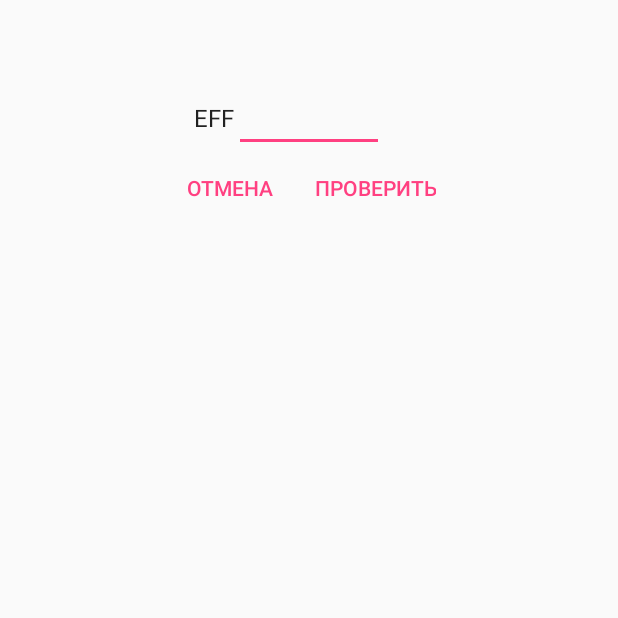
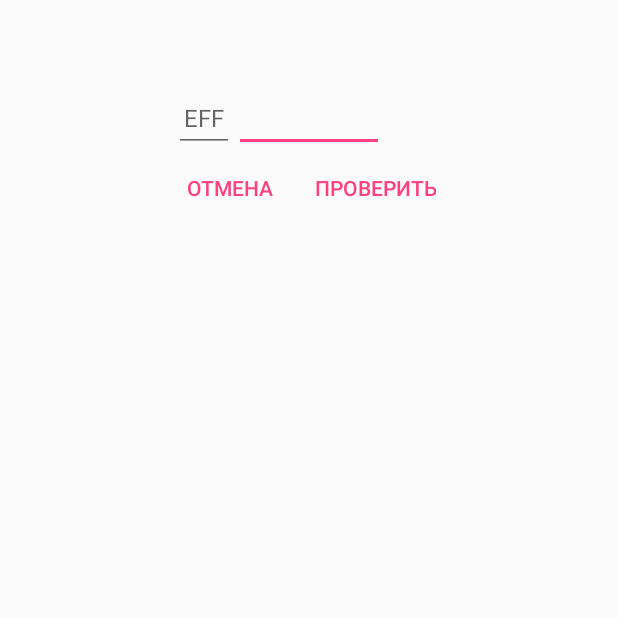
Before and after one commit to cab404/ticketChecker, an Android app: the fragment EnterCodeFragment shown on its own in the app's theme, on a phone screen of 412 x 824 dp, the part 542-1160 px from its top. Run offline under Robolectric (Android 15) with nearby library versions, the phone set to English and light mode, and no system bars; libraries missing offline, so code that uses them is left out: kotlinx.coroutines.experimental; 1 statement that could not run was skipped.

Commit message:
Variable prefix code

```diff
--- a/app/src/main/java/ru/cab404/ticketchecker/fragments/EnterCodeFragment.kt
+++ b/app/src/main/java/ru/cab404/ticketchecker/fragments/EnterCodeFragment.kt
@@ -1,6 +1,8 @@
 package ru.cab404.ticketchecker.fragments
 
 import android.os.Bundle
+import android.text.Editable
+import android.text.TextWatcher
 import android.view.View
 import android.view.inputmethod.EditorInfo
 import kotlinx.android.synthetic.main.fragment_enter_text.*
@@ -24,12 +26,27 @@ class EnterCodeFragment : BaseFragment(layout = R.layout.fragment_enter_text) {
 
 
     fun checkCode() {
-        if (vCode.text.length == 8)
-            listener?.onCodeGot("eff" + vCode.text.toString())
+        if (vCode.text.length == 8 && vCodePrefix.text.length == 3) {
+            val prefix = vCodePrefix.text.toString()
+            // saving code prefix
+            context
+                    ?.getSharedPreferences("prefix_s", 0)
+                    ?.edit()
+                    ?.putString("prefix", prefix)
+                    ?.apply()
+            val code = vCode.text.toString()
+            listener?.onCodeGot(prefix + code)
+        }
     }
 
     override fun onViewCreated(view: View, savedInstanceState: Bundle?) {
         super.onViewCreated(view, savedInstanceState)
+
+        context
+                ?.getSharedPreferences("prefix_s", 0)
+                ?.getString("prefix", null)?.let {
+                    vCodePrefix.setText(it)
+                }
 
         vCancel.setOnClickListener {
             listener?.onCancel()
@@ -38,6 +55,16 @@ class EnterCodeFragment : BaseFragment(layout = R.layout.fragment_enter_text) {
         vCheck.setOnClickListener {
             checkCode()
         }
+
+        vCodePrefix.addTextChangedListener(object : TextWatcher {
+            override fun afterTextChanged(s: Editable?) {
+                if (s?.length == 3) vCode.requestFocus()
+            }
+
+            override fun beforeTextChanged(s: CharSequence?, start: Int, count: Int, after: Int) = Unit
+            override fun onTextChanged(s: CharSequence?, start: Int, before: Int, count: Int) = Unit
+
+        })
 
         vCode.setOnEditorActionListener { v, actionId, event ->
             println(event.action)
--- a/app/src/main/res/layout/fragment_enter_text.xml
+++ b/app/src/main/res/layout/fragment_enter_text.xml
@@ -10,39 +10,44 @@
         android:layout_height="wrap_content"
         android:layout_centerInParent="true"
         android:digits="1234567890"
+        android:gravity="center"
         android:inputType="number"
-        android:gravity="center"
         android:maxLength="8" />
 
-    <TextView
+    <EditText
         android:layout_width="wrap_content"
         android:layout_height="wrap_content"
+        android:layout_alignTop="@id/vCode"
+        android:id="@+id/vCodePrefix"
         android:layout_alignBottom="@id/vCode"
-        android:layout_alignTop="@id/vCode"
         android:layout_toLeftOf="@id/vCode"
+        android:width="40dp"
         android:gravity="center"
-        android:textAppearance="?android:textAppearanceListItem"
-        android:text="EFF" />
+        android:textAllCaps="true"
+        android:hint="EFF"
+        android:inputType="textCapCharacters|text"
+        android:maxLength="3"
+        android:textAppearance="?android:textAppearanceListItem" />
 
     <LinearLayout
         android:layout_width="wrap_content"
         android:layout_height="wrap_content"
-        android:layout_centerHorizontal="true"
-        android:layout_below="@id/vCode">
+        android:layout_below="@id/vCode"
+        android:layout_centerHorizontal="true">
 
         <Button
+            android:id="@+id/vCancel"
             style="@style/Widget.AppCompat.Button.Borderless.Colored"
             android:layout_width="wrap_content"
             android:layout_height="wrap_content"
-            android:text="@string/button_cancel"
-            android:id="@+id/vCancel"/>
+            android:text="@string/button_cancel" />
 
         <Button
+            android:id="@+id/vCheck"
             style="@style/Widget.AppCompat.Button.Borderless.Colored"
             android:layout_width="wrap_content"
             android:layout_height="wrap_content"
-            android:text="@string/button_check"
-            android:id="@+id/vCheck"/>
+            android:text="@string/button_check" />
 
     </LinearLayout>
 
```
Also changed, not shown: app/src/main/java/ru/cab404/ticketchecker/activity/MainActivity.kt (+5 -5 lines).
